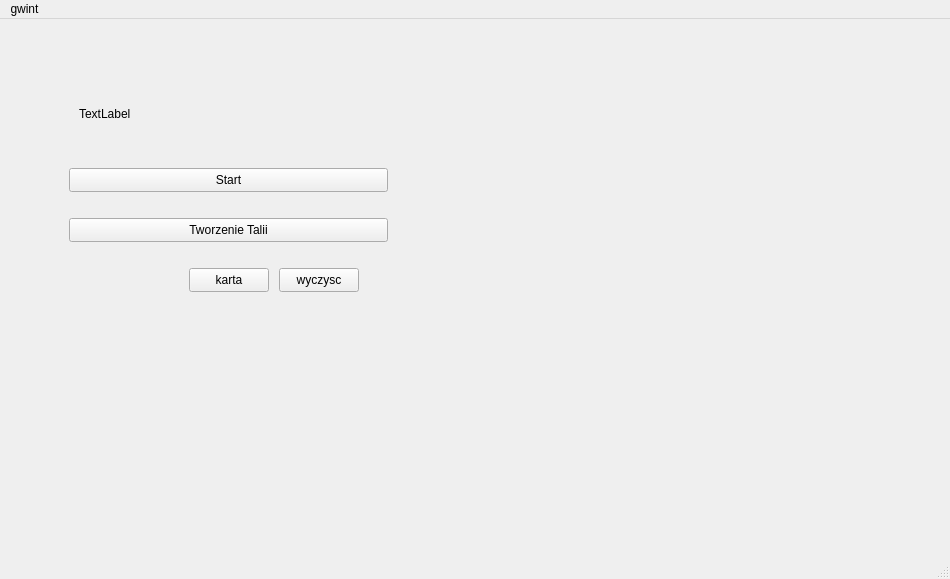
Old version of the form Gwint/mainwindow.ui in the repository Aleksander-Szostek/Programowanie2_Projekt_Gwint.
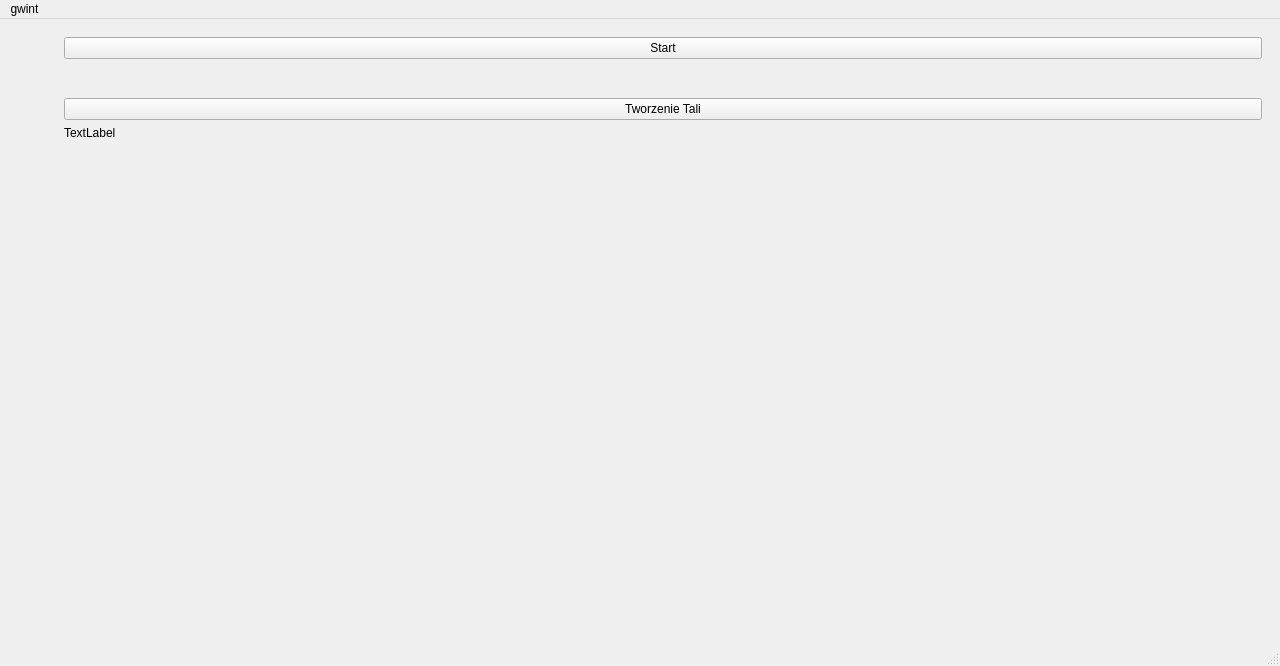
New version of the form. The open tabs and pages were chosen to show the change. Icons and pictures are not drawn.

Commit message:
troche pozmieniane GUI
próbowałem coś porobić w GUI dodałem funkcję strony startowej i przejścia na plansze

Diff of the .ui file:
```diff
--- a/Gwint/mainwindow.ui
+++ b/Gwint/mainwindow.ui
@@ -6,18 +6,21 @@
    <rect>
     <x>0</x>
     <y>0</y>
-    <width>950</width>
-    <height>579</height>
+    <width>1280</width>
+    <height>666</height>
    </rect>
   </property>
   <property name="windowTitle">
    <string>MainWindow</string>
   </property>
   <widget class="QWidget" name="centralwidget">
+   <property name="autoFillBackground">
+    <bool>false</bool>
+   </property>
    <property name="styleSheet">
     <string notr="true"/>
    </property>
-   <layout class="QVBoxLayout" name="verticalLayout">
+   <layout class="QHBoxLayout" name="horizontalLayout">
     <item>
      <widget class="QStackedWidget" name="stackedWidget">
       <property name="enabled">
@@ -42,113 +45,157 @@
        <number>0</number>
       </property>
       <widget class="QWidget" name="menu">
+       <layout class="QHBoxLayout" name="horizontalLayout_2">
+        <item>
+         <layout class="QVBoxLayout" name="verticalLayout_3">
+          <item>
+           <layout class="QFormLayout" name="formLayout">
+            <item row="2" column="0">
+             <spacer name="horizontalSpacer">
+              <property name="orientation">
+               <enum>Qt::Orientation::Horizontal</enum>
+              </property>
+              <property name="sizeHint" stdset="0">
+               <size>
+                <width>40</width>
+                <height>20</height>
+               </size>
+              </property>
+             </spacer>
+            </item>
+            <item row="3" column="1">
+             <spacer name="verticalSpacer">
+              <property name="orientation">
+               <enum>Qt::Orientation::Vertical</enum>
+              </property>
+              <property name="sizeType">
+               <enum>QSizePolicy::Policy::Fixed</enum>
+              </property>
+              <property name="sizeHint" stdset="0">
+               <size>
+                <width>20</width>
+                <height>1</height>
+               </size>
+              </property>
+             </spacer>
+            </item>
+            <item row="4" column="0">
+             <spacer name="horizontalSpacer_2">
+              <property name="orientation">
+               <enum>Qt::Orientation::Horizontal</enum>
+              </property>
+              <property name="sizeHint" stdset="0">
+               <size>
+                <width>40</width>
+                <height>20</height>
+               </size>
+              </property>
+             </spacer>
+            </item>
+            <item row="5" column="1">
+             <widget class="QLabel" name="label">
+              <property name="text">
+               <string>TextLabel</string>
+              </property>
+             </widget>
+            </item>
+            <item row="4" column="1">
+             <widget class="QPushButton" name="Talia_Button">
+              <property name="text">
+               <string>Tworzenie Tali</string>
+              </property>
+             </widget>
+            </item>
+            <item row="1" column="1">
+             <widget class="QPushButton" name="Start_Button">
+              <property name="text">
+               <string>Start</string>
+              </property>
+             </widget>
+            </item>
+           </layout>
+          </item>
+         </layout>
+        </item>
+       </layout>
+      </widget>
+      <widget class="QWidget" name="Plansza">
+       <property name="enabled">
+        <bool>true</bool>
+       </property>
        <property name="sizePolicy">
         <sizepolicy hsizetype="Expanding" vsizetype="Expanding">
          <horstretch>0</horstretch>
          <verstretch>0</verstretch>
         </sizepolicy>
        </property>
-       <widget class="QLabel" name="label">
-        <property name="geometry">
-         <rect>
-          <x>70</x>
-          <y>50</y>
-          <width>319</width>
-          <height>71</height>
-         </rect>
-        </property>
-        <property name="styleSheet">
-         <string notr="true"/>
-        </property>
-        <property name="text">
-         <string>TextLabel</string>
-        </property>
-       </widget>
-       <widget class="QPushButton" name="pushButton">
-        <property name="geometry">
-         <rect>
-          <x>60</x>
-          <y>140</y>
-          <width>319</width>
-          <height>24</height>
-         </rect>
-        </property>
-        <property name="styleSheet">
-         <string notr="true"/>
-        </property>
-        <property name="text">
-         <string>Start</string>
-        </property>
-       </widget>
-       <widget class="QPushButton" name="pushButton_2">
-        <property name="geometry">
-         <rect>
-          <x>60</x>
-          <y>190</y>
-          <width>319</width>
-          <height>24</height>
-         </rect>
-        </property>
-        <property name="text">
-         <string>Tworzenie Talii</string>
-        </property>
-       </widget>
-       <widget class="QPushButton" name="button_dobierz">
-        <property name="geometry">
-         <rect>
-          <x>180</x>
-          <y>240</y>
-          <width>80</width>
-          <height>24</height>
-         </rect>
-        </property>
-        <property name="text">
-         <string>karta</string>
-        </property>
-       </widget>
-       <widget class="QWidget" name="horizontalLayoutWidget">
-        <property name="geometry">
-         <rect>
-          <x>20</x>
-          <y>320</y>
-          <width>901</width>
-          <height>191</height>
-         </rect>
-        </property>
-        <layout class="QHBoxLayout" name="layout_reki"/>
-       </widget>
-       <widget class="QWidget" name="horizontalLayoutWidget_2">
-        <property name="geometry">
-         <rect>
-          <x>410</x>
-          <y>80</y>
-          <width>461</width>
-          <height>221</height>
-         </rect>
-        </property>
-        <layout class="QHBoxLayout" name="layout_plansza_test"/>
-       </widget>
-       <widget class="QPushButton" name="wyczysc_button">
-        <property name="geometry">
-         <rect>
-          <x>270</x>
-          <y>240</y>
-          <width>80</width>
-          <height>24</height>
-         </rect>
-        </property>
-        <property name="text">
-         <string>wyczysc</string>
-        </property>
-       </widget>
-      </widget>
-      <widget class="QWidget" name="Plansza">
-       <property name="autoFillBackground">
-        <bool>false</bool>
-       </property>
-       <property name="styleSheet">
-        <string notr="true">border-image: url(:/plansza.jpg);</string>
-       </property>
+       <layout class="QVBoxLayout" name="verticalLayout_2">
+        <item>
+         <widget class="QLabel" name="tlo">
+          <property name="autoFillBackground">
+           <bool>false</bool>
+          </property>
+          <property name="styleSheet">
+           <string notr="true"/>
+          </property>
+          <property name="text">
+           <string/>
+          </property>
+          <property name="scaledContents">
+           <bool>false</bool>
+          </property>
+          <property name="wordWrap">
+           <bool>false</bool>
+          </property>
+         </widget>
+        </item>
+        <item>
+         <layout class="QHBoxLayout" name="layout_plansza_test">
+          <property name="leftMargin">
+           <number>750</number>
+          </property>
+          <property name="rightMargin">
+           <number>600</number>
+          </property>
+          <property name="bottomMargin">
+           <number>0</number>
+          </property>
+         </layout>
+        </item>
+        <item>
+         <widget class="QWidget" name="widget" native="true">
+          <layout class="QVBoxLayout" name="verticalLayout_4">
+           <property name="bottomMargin">
+            <number>0</number>
+           </property>
+           <item>
+            <layout class="QHBoxLayout" name="layout_reki">
+             <property name="leftMargin">
+              <number>750</number>
+             </property>
+             <property name="rightMargin">
+              <number>600</number>
+             </property>
+            </layout>
+           </item>
+          </layout>
+         </widget>
+        </item>
+        <item>
+         <widget class="QPushButton" name="button_dobierz">
+          <property name="text">
+           <string>karta</string>
+          </property>
+         </widget>
+        </item>
+        <item>
+         <widget class="QPushButton" name="wyczysc_button">
+          <property name="text">
+           <string>wyczysc</string>
+          </property>
+         </widget>
+        </item>
+       </layout>
       </widget>
      </widget>
     </item>
@@ -159,7 +206,7 @@
     <rect>
      <x>0</x>
      <y>0</y>
-     <width>950</width>
+     <width>1280</width>
      <height>21</height>
     </rect>
    </property>
```
Left out of the diff: 2 changed lines with no effect on the pictures. The commit also changes 2 other files.
